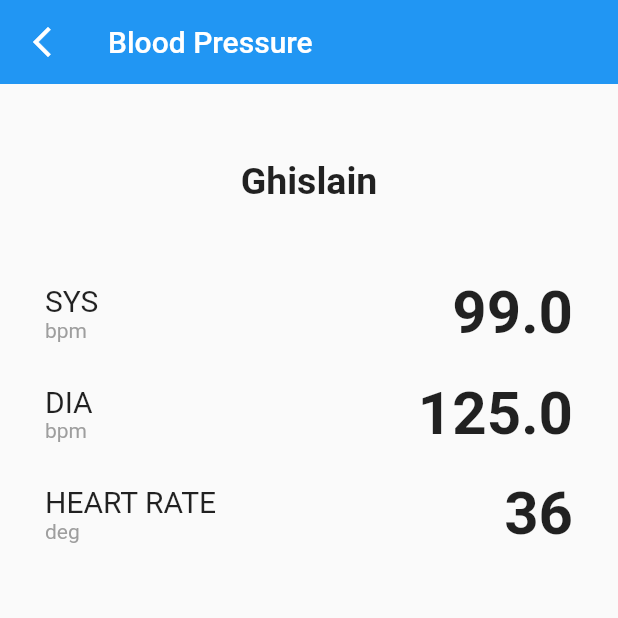
After one commit to MelahGhislain/Health_monitoring_app, a Flutter app: the BloodPressure screen opened directly, on a phone screen of 412 x 824 dp, the top half of it. The commit adds this screen. Run offline on Flutter 3.47's test engine with Material 2 defaults, Android fonts, the phone set to English and light mode, and no system bars.

Commit message:
removed the button in the Blood Pressure class

```diff
--- /dev/null
+++ b/lib/pages/BloodPressure.dart
@@ -0,0 +1,130 @@
+import 'package:flutter/material.dart';
+import 'package:flutter/widgets.dart';
+
+class BloodPressure extends StatelessWidget {
+  const BloodPressure({Key? key}) : super(key: key);
+
+  @override
+  Widget build(BuildContext context) {
+    return Scaffold(
+      appBar: AppBar(
+        elevation: 0,
+        leading: IconButton(
+          icon: Icon(Icons.arrow_back_ios_new_sharp),
+          onPressed: (){
+            Navigator.pop(context);
+          },
+        ),
+        title: Text("Blood Pressure"),
+
+      ),
+      body: Container(
+        padding: EdgeInsets.symmetric(horizontal: 30, vertical: 50),
+        height: MediaQuery.of(context).size.height,
+        width: double.infinity,
+        child: Column(
+
+          children: [
+            Row(
+              mainAxisAlignment: MainAxisAlignment.center,
+              children: [
+                Text(
+                  "Ghislain",
+                  style: TextStyle(
+                    fontSize: 25,
+                    fontWeight: FontWeight.bold,
+                  ),
+                ),
+
+              ],
+            ),
+            SizedBox(height: 50,),
+            customCard(
+                "SYS",
+                "99.0",
+                "bpm",
+            ),
+            SizedBox(height: 20,),
+            customCard(
+                "DIA",
+                "125.0",
+                "bpm",
+            ),
+            SizedBox(height: 20,),
+            customCard(
+                "HEART RATE",
+                "36",
+                "deg",
+            ),
+            // SizedBox(height: 50,),
+            // MaterialButton(
+            //   minWidth: double.infinity,
+            //   height: 50,
+            //   onPressed: () {},
+            //   color: Color(0xff00ff2a),
+            //   elevation: 0,
+            //   shape: RoundedRectangleBorder(
+            //     borderRadius: BorderRadius.circular(10),
+            //
+            //   ),
+            //   child: Text(
+            //     "Start", style: TextStyle(
+            //     fontWeight: FontWeight.w600,
+            //     fontSize: 18,
+            //     color: Colors.white,
+            //
+            //   ),
+            //   ),
+            //
+            // ),
+          ],
+        ),
+      ),
+    );
+  }
+}
+
+Widget customCard(String title, String value, String unit){
+  return  Container(
+    width: double.infinity,
+    child: Row(
+      mainAxisAlignment: MainAxisAlignment.spaceBetween,
+      children: [
+        Container(
+          child: Row(
+            children: [
+              Column(
+                crossAxisAlignment: CrossAxisAlignment.start,
+                children: [
+                  Text(
+                    title,
+                    style: TextStyle(
+                      fontSize: 20,
+                      // fontWeight: FontWeight.bold,
+                    ),
+                  ),
+
+                  Text(
+                    unit,
+                    style: TextStyle(
+                      color: Colors.grey,
+                    ),
+                  ),
+                ],
+              )
+            ],
+          ),
+        ),
+        Container(
+          child: Text(
+            value,
+            style: TextStyle(
+              fontSize: 40,
+              fontWeight: FontWeight.bold,
+            ),
+          ),
+        ),
+      ],
+    ),
+  );
+}
--- a/lib/pages/Dashboard.dart
+++ b/lib/pages/Dashboard.dart
@@ -1,5 +1,6 @@
 import 'package:flutter/material.dart';
 import 'package:flutter/widgets.dart';
+import 'package:health_monitoring_app/pages/BloodPressure.dart';
 
 class DashBoard extends StatelessWidget {
   const DashBoard({Key? key}) : super(key: key);
@@ -8,6 +9,7 @@ class DashBoard extends StatelessWidget {
   Widget build(BuildContext context) {
     return Scaffold(
       appBar: AppBar(
+        elevation: 0,
         leading: IconButton(
           icon: Icon(Icons.apartment),
           onPressed: (){},
@@ -19,6 +21,7 @@ class DashBoard extends StatelessWidget {
         height: MediaQuery.of(context).size.height,
         width: double.infinity,
         child: Column(
+
           children: [
               Row(
                 children: [
@@ -46,17 +49,21 @@ class DashBoard extends StatelessWidget {
                   )
                 ],
               ),
+            SizedBox(height: 20,),
               customCard(
                 "Pulse",
                 "99.0",
                 "bpm",
                   (){}
               ),
+
               customCard(
                   "Blood Pre",
                   "125.0",
                   "bpm",
-                      (){}
+                      (){
+                        Navigator.push(context, MaterialPageRoute(builder: (context)=> BloodPressure()));
+                      }
               ),
               customCard(
                   "Temp",
```
